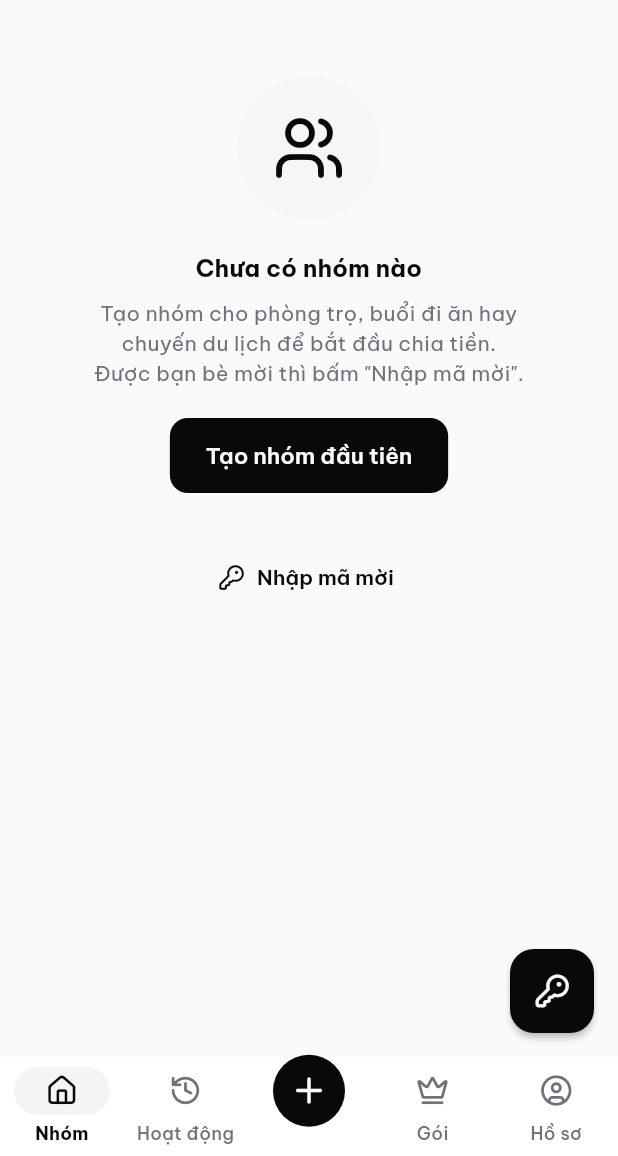
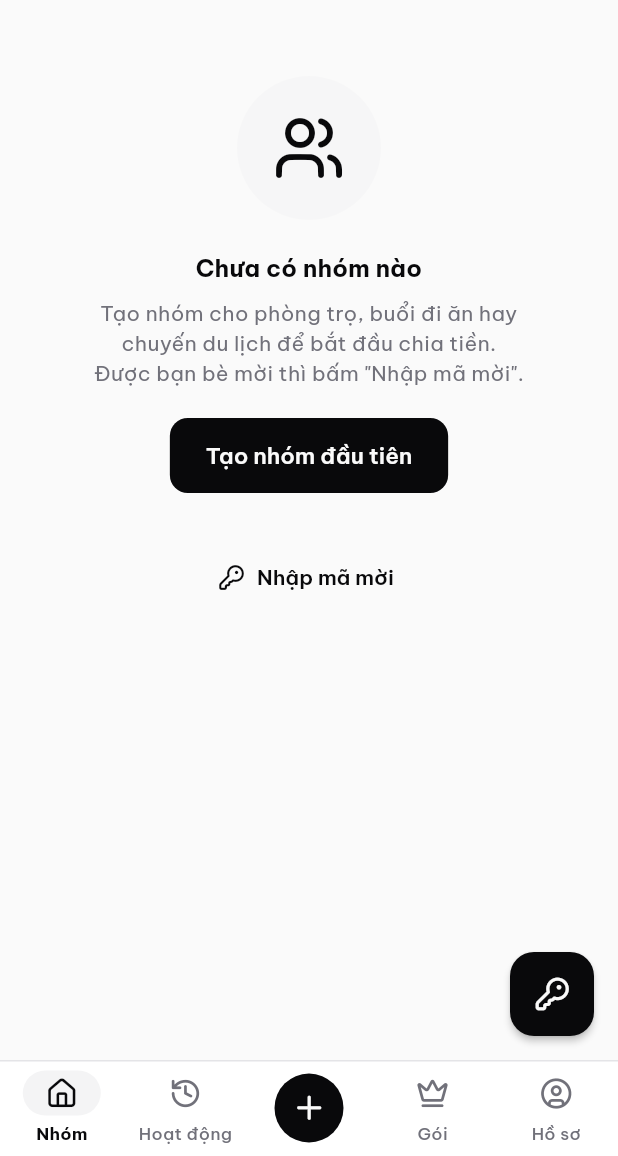
Before and after one commit to khanhs2105/PRM393_Project_GrBoVo, a Flutter app: the screen it shows once a user with an empty profile is signed in, on a phone screen of 412 x 824 dp, the part 80-1236 px from its top. Run offline on Flutter 3.47's test engine with Material 3 defaults, Android fonts, the phone set to English and light mode, and no system bars; our stand-ins replace cloud_firestore, firebase_auth, firebase_core, flutter_local_notifications, image_picker, sensors_plus and 4 more; missing offline and left inert: gal, mobile_scanner; accounts and stored records are empty.

Commit message:
Sửa thanh dưới: 5 mục thẳng một hàng, chữ một dòng, nút + hiển thị đúng
Co-Authored-By: Claude Opus 5.5 <noreply@anthropic.com>
Claude-Session: https://claude.ai/code/session_017e8dbjUq1dMKpTsRG1uQ7T

```diff
--- a/lib/screens/root_shell.dart
+++ b/lib/screens/root_shell.dart
@@ -75,41 +75,80 @@ class _RootShellState extends State<RootShell> {
       body: page,
       bottomNavigationBar: DecoratedBox(
         decoration: BoxDecoration(
+          color: Theme.of(context).navigationBarTheme.backgroundColor ??
+              scheme.surface,
           border: Border(top: BorderSide(color: scheme.outlineVariant)),
         ),
-        child: NavigationBar(
-          selectedIndex: _index,
-          onDestinationSelected: _onSelect,
-          labelBehavior: NavigationDestinationLabelBehavior.alwaysShow,
-          destinations: [
-            const NavigationDestination(
-              icon: Icon(AppIcons.house),
-              label: 'Nhóm',
+        child: SafeArea(
+          top: false,
+          child: SizedBox(
+            height: 64,
+            child: Row(children: [
+              _tab(0, AppIcons.house, 'Nhóm'),
+              _tab(1, AppIcons.history, 'Hoạt động'),
+              Expanded(
+                child: Center(
+                  child: Tooltip(
+                    message: 'Tạo nhóm nhanh',
+                    child: Material(
+                      color: scheme.primary,
+                      shape: const CircleBorder(),
+                      child: InkWell(
+                        customBorder: const CircleBorder(),
+                        onTap: () => _onSelect(_plusSlot),
+                        child: SizedBox(
+                          width: 46,
+                          height: 46,
+                          child: Icon(AppIcons.plus,
+                              color: scheme.onPrimary, size: 24),
+                        ),
+                      ),
+                    ),
+                  ),
+                ),
+              ),
+              _tab(3, AppIcons.crown, 'Gói'),
+              _tab(4, AppIcons.circleUser, 'Hồ sơ'),
+            ]),
+          ),
+        ),
+      ),
+    );
+  }
+
+  /// Một ô tab: icon trên, chữ một dòng bên dưới, tất cả căn giữa.
+  Widget _tab(int i, IconData icon, String label) {
+    final scheme = Theme.of(context).colorScheme;
+    final selected = _index == i;
+    final color = selected ? scheme.onSurface : scheme.onSurfaceVariant;
+    return Expanded(
+      child: InkWell(
+        onTap: () => _onSelect(i),
+        child: Column(
+          mainAxisAlignment: MainAxisAlignment.center,
+          children: [
+            Container(
+              width: 52,
+              height: 30,
+              decoration: BoxDecoration(
+                color: selected
+                    ? scheme.surfaceContainerHighest
+                    : Colors.transparent,
+                borderRadius: BorderRadius.circular(15),
+              ),
+              child: Icon(icon, size: 22, color: color),
             ),
-            const NavigationDestination(
-              icon: Icon(AppIcons.history),
-              label: 'Hoạt động',
-            ),
-            NavigationDestination(
-              tooltip: 'Tạo nhóm nhanh',
-              icon: Container(
-                width: 48,
-                height: 48,
-                decoration: BoxDecoration(
-                  color: scheme.primary,
-                  shape: BoxShape.circle,
-                ),
-                child: Icon(AppIcons.plus, color: scheme.onPrimary, size: 26),
+            const SizedBox(height: 4),
+            Text(
+              label,
+              maxLines: 1,
+              softWrap: false,
+              overflow: TextOverflow.ellipsis,
+              style: TextStyle(
+                fontSize: 11.5,
+                fontWeight: selected ? FontWeight.w700 : FontWeight.w500,
+                color: color,
               ),
-              label: '',
-            ),
-            const NavigationDestination(
-              icon: Icon(AppIcons.crown),
-              label: 'Gói',
-            ),
-            const NavigationDestination(
-              icon: Icon(AppIcons.circleUser),
-              label: 'Hồ sơ',
             ),
           ],
         ),
```
